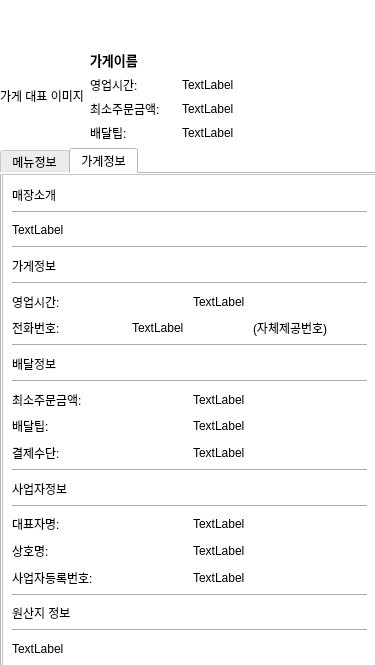
Qt form CustomerClient/orderpage.ui (LeeSooBin96/BockPang) before a commit.
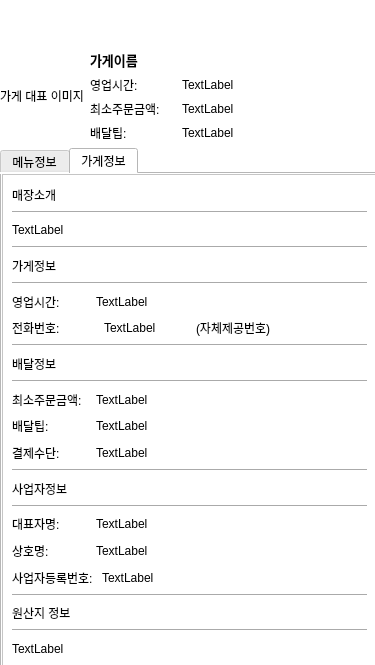
The same form after that commit. The open tabs and pages were chosen to show the change. Icons and pictures are not drawn.

```diff
--- a/CustomerClient/orderpage.ui
+++ b/CustomerClient/orderpage.ui
@@ -897,7 +897,7 @@
         <rect>
          <x>0</x>
          <y>50</y>
-         <width>381</width>
+         <width>383</width>
          <height>621</height>
         </rect>
        </property>
@@ -1083,12 +1083,21 @@
                 <height>0</height>
                </size>
               </property>
+              <property name="maximumSize">
+               <size>
+                <width>375</width>
+                <height>16777215</height>
+               </size>
+              </property>
               <property name="baseSize">
                <size>
                 <width>0</width>
                 <height>0</height>
                </size>
               </property>
+              <property name="horizontalScrollBarPolicy">
+               <enum>Qt::ScrollBarAlwaysOff</enum>
+              </property>
               <property name="widgetResizable">
                <bool>true</bool>
               </property>
@@ -1098,7 +1107,7 @@
                  <x>0</x>
                  <y>0</y>
                  <width>373</width>
-                 <height>488</height>
+                 <height>489</height>
                 </rect>
                </property>
                <layout class="QVBoxLayout" name="verticalLayout_7">
@@ -1157,7 +1166,7 @@
                  </widget>
                 </item>
                 <item>
-                 <layout class="QHBoxLayout" name="horizontalLayout_5">
+                 <layout class="QHBoxLayout" name="horizontalLayout_5" stretch="2,7">
                   <item>
                    <widget class="QLabel" name="label_9">
                     <property name="text">
@@ -1175,7 +1184,7 @@
                  </layout>
                 </item>
                 <item>
-                 <layout class="QHBoxLayout" name="horizontalLayout_6">
+                 <layout class="QHBoxLayout" name="horizontalLayout_6" stretch="2,2,4">
                   <item>
                    <widget class="QLabel" name="label_10">
                     <property name="text">
@@ -1221,7 +1230,7 @@
                  </widget>
                 </item>
                 <item>
-                 <layout class="QHBoxLayout" name="horizontalLayout_7">
+                 <layout class="QHBoxLayout" name="horizontalLayout_7" stretch="2,7">
                   <item>
                    <widget class="QLabel" name="label_13">
                     <property name="text">
@@ -1239,7 +1248,7 @@
                  </layout>
                 </item>
                 <item>
-                 <layout class="QHBoxLayout" name="horizontalLayout_8">
+                 <layout class="QHBoxLayout" name="horizontalLayout_8" stretch="2,7">
                   <item>
                    <widget class="QLabel" name="label_14">
                     <property name="text">
@@ -1257,7 +1266,7 @@
                  </layout>
                 </item>
                 <item>
-                 <layout class="QHBoxLayout" name="horizontalLayout_9">
+                 <layout class="QHBoxLayout" name="horizontalLayout_9" stretch="2,7">
                   <item>
                    <widget class="QLabel" name="label_15">
                     <property name="text">
@@ -1296,7 +1305,7 @@
                  </widget>
                 </item>
                 <item>
-                 <layout class="QHBoxLayout" name="horizontalLayout_10">
+                 <layout class="QHBoxLayout" name="horizontalLayout_10" stretch="2,7">
                   <item>
                    <widget class="QLabel" name="label_16">
                     <property name="text">
@@ -1314,7 +1323,7 @@
                  </layout>
                 </item>
                 <item>
-                 <layout class="QHBoxLayout" name="horizontalLayout_11">
+                 <layout class="QHBoxLayout" name="horizontalLayout_11" stretch="2,7">
                   <item>
                    <widget class="QLabel" name="label_17">
                     <property name="text">
@@ -1332,7 +1341,7 @@
                  </layout>
                 </item>
                 <item>
-                 <layout class="QHBoxLayout" name="horizontalLayout_12">
+                 <layout class="QHBoxLayout" name="horizontalLayout_12" stretch="2,7">
                   <item>
                    <widget class="QLabel" name="label_18">
                     <property name="text">
```
Left out of the diff: 135 changed lines with no effect on the pictures.
